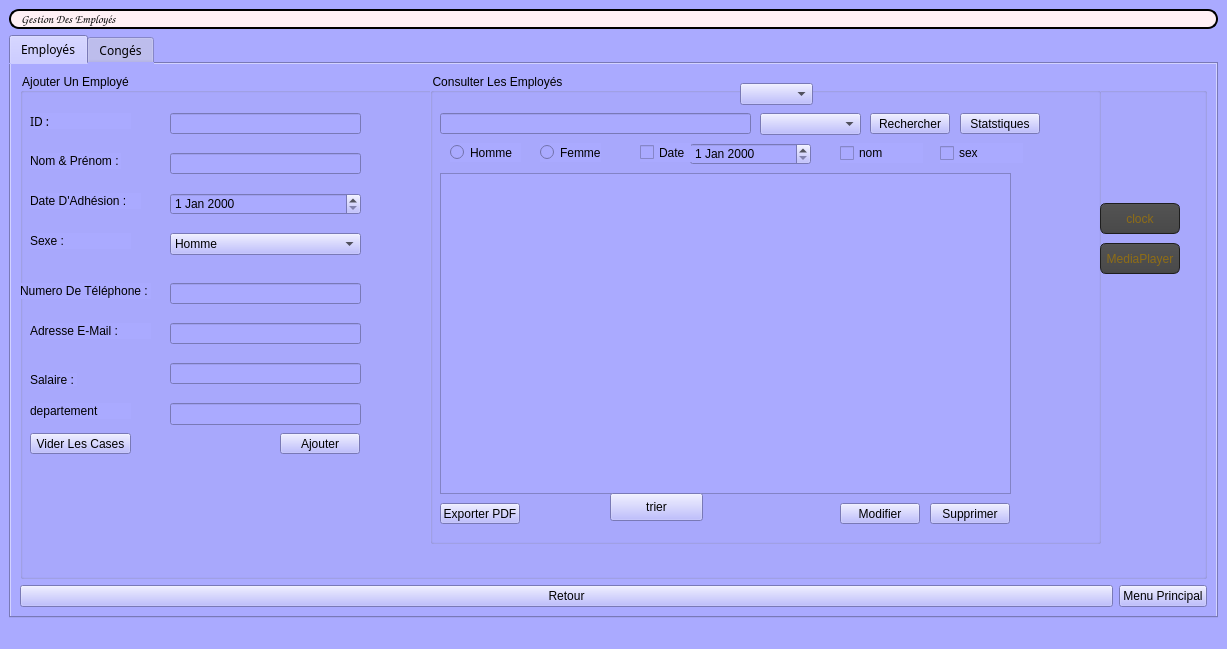
yasminedaly/Smart_Club2A20, file GestionRH.ui: the form before one commit.
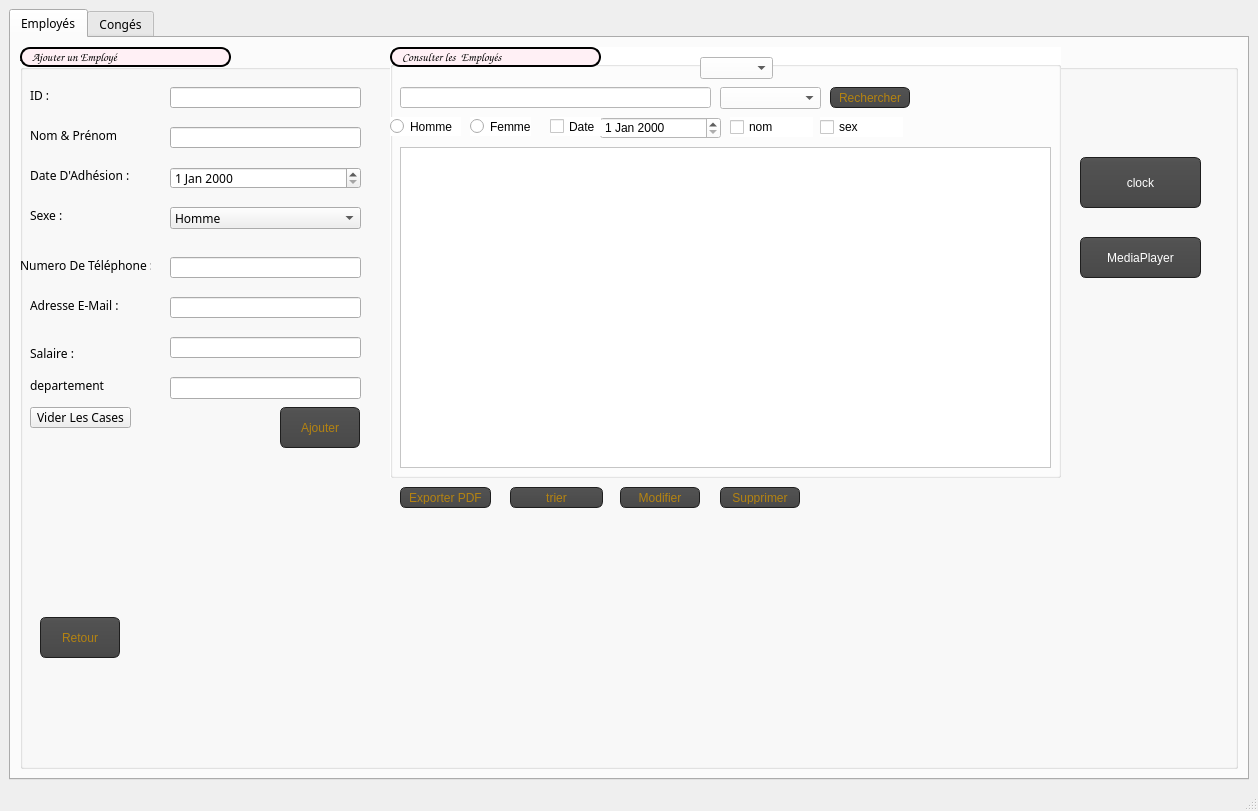
The form after the commit. The open tabs and pages were chosen to show the change. Icons and pictures are not drawn.

The edit to the form file:
```diff
--- a/GestionRH.ui
+++ b/GestionRH.ui
@@ -6,43 +6,20 @@
    <rect>
     <x>0</x>
     <y>0</y>
-    <width>1227</width>
-    <height>649</height>
+    <width>1258</width>
+    <height>811</height>
    </rect>
   </property>
   <property name="windowTitle">
    <string>MainWindow</string>
   </property>
   <property name="styleSheet">
-   <string notr="true">background-color: rgb(0, 0, 0);
-background-color: rgb(170, 170, 255);</string>
+   <string notr="true">background-image: url(C:/Users/DeLL/Desktop/Atelier_Connexion_quizz/backgg.png);
+</string>
   </property>
   <widget class="QWidget" name="centralwidget">
    <layout class="QGridLayout" name="gridLayout">
-    <item row="1" column="0">
-     <widget class="QLabel" name="label">
-      <property name="font">
-       <font>
-        <family>Comic Sans MS</family>
-        <weight>75</weight>
-        <italic>false</italic>
-        <bold>true</bold>
-       </font>
-      </property>
-      <property name="styleSheet">
-       <string notr="true">border: 2px solid black;
-border-radius: 10px;
-padding: 0 8px;
-background: #FFF0F5;
-font: bold, &quot;Comic Sans MS&quot;;;
-text-align:center;</string>
-      </property>
-      <property name="text">
-       <string>Gestion Des Employés</string>
-      </property>
-     </widget>
-    </item>
-    <item row="2" column="0">
+    <item row="0" column="0" rowspan="2">
      <widget class="QTabWidget" name="tabWidget">
       <property name="font">
        <font>
@@ -62,15 +39,8 @@
        <attribute name="title">
         <string>Employés</string>
        </attribute>
-       <layout class="QGridLayout" name="gridLayout_3" columnstretch="1,0">
-        <item row="1" column="1">
-         <widget class="QPushButton" name="pushButtonMenu">
-          <property name="text">
-           <string>Menu Principal</string>
-          </property>
-         </widget>
-        </item>
-        <item row="0" column="0" colspan="2">
+       <layout class="QGridLayout" name="gridLayout_3" columnstretch="0">
+        <item row="1" column="0">
          <widget class="QGroupBox" name="ajout_employe">
           <property name="title">
            <string>Ajouter Un Employé</string>
@@ -265,9 +235,33 @@
              <x>260</x>
              <y>360</y>
              <width>80</width>
-             <height>21</height>
+             <height>41</height>
             </rect>
            </property>
+           <property name="styleSheet">
+            <string notr="true">QPushButton
+{
+    color: #b48311;
+    background-color: QLinearGradient( x1: 0, y1: 0, x2: 0, y2: 1, stop: 0 #565656, stop: 0.1 #525252, stop: 0.5 #4e4e4e, stop: 0.9 #4a4a4a, stop: 1 #464646);
+    border-width: 1px;
+    border-color: #1e1e1e;
+    border-style: solid;
+    border-radius: 6;
+    padding: 3px;
+    font-size: 12px;
+    padding-left: 5px;
+    padding-right: 5px;
+}
+
+QPushButton:pressed
+{
+    background-color: QLinearGradient( x1: 0, y1: 0, x2: 0, y2: 1, stop: 0 #2d2d2d, stop: 0.1 #2b2b2b, stop: 0.5 #292929, stop: 0.9 #282828, stop: 1 #252525);
+}
+QPushButton:hover
+{
+    border: 2px solid QLinearGradient( x1: 0, y1: 0, x2: 0, y2: 1, stop: 0 #ffa02f, stop: 1 #d7801a);
+}</string>
+           </property>
            <property name="text">
             <string>Ajouter</string>
            </property>
@@ -288,12 +282,20 @@
           <widget class="QGroupBox" name="consulter_employe">
            <property name="geometry">
             <rect>
-             <x>410</x>
+             <x>370</x>
              <y>0</y>
              <width>671</width>
-             <height>471</height>
+             <height>431</height>
             </rect>
            </property>
+           <property name="font">
+            <font>
+             <pointsize>6</pointsize>
+            </font>
+           </property>
+           <property name="styleSheet">
+            <string notr="true">background-color: rgb(255, 255, 255);</string>
+           </property>
            <property name="title">
             <string>Consulter Les Employés</string>
            </property>
@@ -316,71 +318,40 @@
               <height>21</height>
              </rect>
             </property>
+            <property name="styleSheet">
+             <string notr="true">QPushButton
+{
+    color: #b48311;
+    background-color: QLinearGradient( x1: 0, y1: 0, x2: 0, y2: 1, stop: 0 #565656, stop: 0.1 #525252, stop: 0.5 #4e4e4e, stop: 0.9 #4a4a4a, stop: 1 #464646);
+    border-width: 1px;
+    border-color: #1e1e1e;
+    border-style: solid;
+    border-radius: 6;
+    padding: 3px;
+    font-size: 12px;
+    padding-left: 5px;
+    padding-right: 5px;
+}
+
+QPushButton:pressed
+{
+    background-color: QLinearGradient( x1: 0, y1: 0, x2: 0, y2: 1, stop: 0 #2d2d2d, stop: 0.1 #2b2b2b, stop: 0.5 #292929, stop: 0.9 #282828, stop: 1 #252525);
+}
+QPushButton:hover
+{
+    border: 2px solid QLinearGradient( x1: 0, y1: 0, x2: 0, y2: 1, stop: 0 #ffa02f, stop: 1 #d7801a);
+}</string>
+            </property>
             <property name="text">
              <string>Rechercher</string>
             </property>
            </widget>
-           <widget class="QPushButton" name="pushButtonStats">
-            <property name="geometry">
-             <rect>
-              <x>530</x>
-              <y>40</y>
-              <width>80</width>
-              <height>21</height>
-             </rect>
-            </property>
-            <property name="text">
-             <string>Statstiques</string>
-            </property>
-           </widget>
-           <widget class="QPushButton" name="pushButtonSupprimer">
-            <property name="geometry">
-             <rect>
-              <x>500</x>
-              <y>430</y>
-              <width>80</width>
-              <height>21</height>
-             </rect>
-            </property>
-            <property name="text">
-             <string>Supprimer</string>
-            </property>
-           </widget>
-           <widget class="QPushButton" name="pushButtonModifier">
-            <property name="geometry">
-             <rect>
-              <x>410</x>
-              <y>430</y>
-              <width>80</width>
-              <height>21</height>
-             </rect>
-            </property>
-            <property name="text">
-             <string>Modifier</string>
-            </property>
-            <property name="checkable">
-             <bool>true</bool>
-            </property>
-           </widget>
-           <widget class="QPushButton" name="pushButtonPDF">
-            <property name="geometry">
-             <rect>
-              <x>10</x>
-              <y>430</y>
-              <width>80</width>
-              <height>21</height>
-             </rect>
-            </property>
-            <property name="text">
-             <string>Exporter PDF</string>
-            </property>
-           </widget>
            <widget class="QTableView" name="tableViewEmploye">
             <property name="geometry">
              <rect>
               <x>10</x>
               <y>100</y>
-              <width>571</width>
+              <width>651</width>
               <height>321</height>
              </rect>
             </property>
@@ -423,7 +394,7 @@
            <widget class="QRadioButton" name="radioButtonHomme">
             <property name="geometry">
              <rect>
-              <x>20</x>
+              <x>0</x>
               <y>70</y>
               <width>71</width>
               <height>19</height>
@@ -436,7 +407,7 @@
            <widget class="QRadioButton" name="radioButtonFemme">
             <property name="geometry">
              <rect>
-              <x>110</x>
+              <x>80</x>
               <y>70</y>
               <width>61</width>
               <height>19</height>
@@ -449,7 +420,7 @@
            <widget class="QDateEdit" name="date_recherche">
             <property name="geometry">
              <rect>
-              <x>260</x>
+              <x>210</x>
               <y>70</y>
               <width>121</width>
               <height>22</height>
@@ -459,7 +430,7 @@
            <widget class="QCheckBox" name="checkBoxDate">
             <property name="geometry">
              <rect>
-              <x>210</x>
+              <x>160</x>
               <y>70</y>
               <width>51</width>
               <height>19</height>
@@ -469,23 +440,10 @@
              <string>Date</string>
             </property>
            </widget>
-           <widget class="QPushButton" name="pushButtonTrier">
-            <property name="geometry">
-             <rect>
-              <x>180</x>
-              <y>420</y>
-              <width>93</width>
-              <height>28</height>
-             </rect>
-            </property>
-            <property name="text">
-             <string>trier</string>
-            </property>
-           </widget>
            <widget class="QCheckBox" name="checkBoxSexe">
             <property name="geometry">
              <rect>
-              <x>510</x>
+              <x>430</x>
               <y>70</y>
               <width>83</width>
               <height>20</height>
@@ -498,7 +456,7 @@
            <widget class="QCheckBox" name="checkBoxNom">
             <property name="geometry">
              <rect>
-              <x>410</x>
+              <x>340</x>
               <y>70</y>
               <width>83</width>
               <height>20</height>
@@ -518,6 +476,35 @@
              </rect>
             </property>
            </widget>
+           <widget class="QLabel" name="label_16">
+            <property name="geometry">
+             <rect>
+              <x>0</x>
+              <y>0</y>
+              <width>211</width>
+              <height>20</height>
+             </rect>
+            </property>
+            <property name="font">
+             <font>
+              <family>Comic Sans MS</family>
+              <weight>75</weight>
+              <italic>false</italic>
+              <bold>true</bold>
+             </font>
+            </property>
+            <property name="styleSheet">
+             <string notr="true">border: 2px solid black;
+border-radius: 10px;
+padding: 0 8px;
+background: #FFF0F5;
+font: bold, &quot;Comic Sans MS&quot;;;
+text-align:center;</string>
+            </property>
+            <property name="text">
+             <string>Consulter les  Employés</string>
+            </property>
+           </widget>
           </widget>
           <widget class="QLabel" name="label_6">
            <property name="geometry">
@@ -542,13 +529,79 @@
             </rect>
            </property>
           </widget>
+          <widget class="QLabel" name="label">
+           <property name="geometry">
+            <rect>
+             <x>0</x>
+             <y>0</y>
+             <width>211</width>
+             <height>20</height>
+            </rect>
+           </property>
+           <property name="font">
+            <font>
+             <family>Comic Sans MS</family>
+             <weight>75</weight>
+             <italic>false</italic>
+             <bold>true</bold>
+            </font>
+           </property>
+           <property name="styleSheet">
+            <string notr="true">border: 2px solid black;
+border-radius: 10px;
+padding: 0 8px;
+background: #FFF0F5;
+font: bold, &quot;Comic Sans MS&quot;;;
+text-align:center;</string>
+           </property>
+           <property name="text">
+            <string>Ajouter un Employé</string>
+           </property>
+          </widget>
+          <widget class="QPushButton" name="ajouter_2">
+           <property name="geometry">
+            <rect>
+             <x>20</x>
+             <y>570</y>
+             <width>80</width>
+             <height>41</height>
+            </rect>
+           </property>
+           <property name="styleSheet">
+            <string notr="true">QPushButton
+{
+    color: #b48311;
+    background-color: QLinearGradient( x1: 0, y1: 0, x2: 0, y2: 1, stop: 0 #565656, stop: 0.1 #525252, stop: 0.5 #4e4e4e, stop: 0.9 #4a4a4a, stop: 1 #464646);
+    border-width: 1px;
+    border-color: #1e1e1e;
+    border-style: solid;
+    border-radius: 6;
+    padding: 3px;
+    font-size: 12px;
+    padding-left: 5px;
+    padding-right: 5px;
+}
+
+QPushButton:pressed
+{
+    background-color: QLinearGradient( x1: 0, y1: 0, x2: 0, y2: 1, stop: 0 #2d2d2d, stop: 0.1 #2b2b2b, stop: 0.5 #292929, stop: 0.9 #282828, stop: 1 #252525);
+}
+QPushButton:hover
+{
+    border: 2px solid QLinearGradient( x1: 0, y1: 0, x2: 0, y2: 1, stop: 0 #ffa02f, stop: 1 #d7801a);
+}</string>
+           </property>
+           <property name="text">
+            <string>Retour</string>
+           </property>
+          </widget>
           <widget class="QPushButton" name="clock">
            <property name="geometry">
             <rect>
-             <x>1080</x>
-             <y>130</y>
-             <width>80</width>
-             <height>31</height>
+             <x>1060</x>
+             <y>110</y>
+             <width>121</width>
+             <height>51</height>
             </rect>
            </property>
            <property name="styleSheet">
@@ -557,7 +610,7 @@
 {
 	
 	background-color: rgb(170, 255, 255);
-color: rgb(143, 109, 21);
+	color: rgb(255, 255, 255);
     background-color: QLinearGradient( x1: 0, y1: 0, x2: 0, y2: 1, stop: 0 #565656, stop: 0.1 #525252, stop: 0.5 #4e4e4e, stop: 0.9 #4a4a4a, stop: 1 #464646);
     border-width: 1px;
     border-color: #1e1e1e;
@@ -582,46 +635,13 @@
             <string>clock</string>
            </property>
           </widget>
-          <widget class="QFrame" name="frame">
-           <property name="geometry">
-            <rect>
-             <x>1050</x>
-             <y>10</y>
-             <width>121</width>
-             <height>111</height>
-            </rect>
-           </property>
-           <property name="styleSheet">
-            <string notr="true">*{
-
-
-background-color: transparent;
-border-image: url(C:/Users/Seif/Desktop/Logo.png);
-
-}
-
-*:hover
-{
-
-background-color: transparent;
-
-
-}</string>
-           </property>
-           <property name="frameShape">
-            <enum>QFrame::StyledPanel</enum>
-           </property>
-           <property name="frameShadow">
-            <enum>QFrame::Raised</enum>
-           </property>
-          </widget>
           <widget class="QPushButton" name="clock_2">
            <property name="geometry">
             <rect>
-             <x>1080</x>
-             <y>170</y>
-             <width>80</width>
-             <height>31</height>
+             <x>1060</x>
+             <y>190</y>
+             <width>121</width>
+             <height>41</height>
             </rect>
            </property>
            <property name="styleSheet">
@@ -630,7 +650,7 @@
 {
 	
 	background-color: rgb(170, 255, 255);
-color: rgb(143, 109, 21);
+	color: rgb(255, 255, 255);
     background-color: QLinearGradient( x1: 0, y1: 0, x2: 0, y2: 1, stop: 0 #565656, stop: 0.1 #525252, stop: 0.5 #4e4e4e, stop: 0.9 #4a4a4a, stop: 1 #464646);
     border-width: 1px;
     border-color: #1e1e1e;
@@ -655,13 +675,157 @@
             <string>MediaPlayer</string>
            </property>
           </widget>
-         </widget>
-        </item>
-        <item row="1" column="0">
-         <widget class="QPushButton" name="pushButtonRetour">
-          <property name="text">
-           <string>Retour</string>
-          </property>
+          <widget class="QPushButton" name="pushButtonTrier">
+           <property name="geometry">
+            <rect>
+             <x>490</x>
+             <y>440</y>
+             <width>93</width>
+             <height>21</height>
+            </rect>
+           </property>
+           <property name="styleSheet">
+            <string notr="true">QPushButton
+{
+    color: #b48311;
+    background-color: QLinearGradient( x1: 0, y1: 0, x2: 0, y2: 1, stop: 0 #565656, stop: 0.1 #525252, stop: 0.5 #4e4e4e, stop: 0.9 #4a4a4a, stop: 1 #464646);
+    border-width: 1px;
+    border-color: #1e1e1e;
+    border-style: solid;
+    border-radius: 6;
+    padding: 3px;
+    font-size: 12px;
+    padding-left: 5px;
+    padding-right: 5px;
+}
+
+QPushButton:pressed
+{
+    background-color: QLinearGradient( x1: 0, y1: 0, x2: 0, y2: 1, stop: 0 #2d2d2d, stop: 0.1 #2b2b2b, stop: 0.5 #292929, stop: 0.9 #282828, stop: 1 #252525);
+}
+QPushButton:hover
+{
+    border: 2px solid QLinearGradient( x1: 0, y1: 0, x2: 0, y2: 1, stop: 0 #ffa02f, stop: 1 #d7801a);
+}</string>
+           </property>
+           <property name="text">
+            <string>trier</string>
+           </property>
+          </widget>
+          <widget class="QPushButton" name="pushButtonPDF">
+           <property name="geometry">
+            <rect>
+             <x>380</x>
+             <y>440</y>
+             <width>91</width>
+             <height>21</height>
+            </rect>
+           </property>
+           <property name="styleSheet">
+            <string notr="true">QPushButton
+{
+    color: #b48311;
+    background-color: QLinearGradient( x1: 0, y1: 0, x2: 0, y2: 1, stop: 0 #565656, stop: 0.1 #525252, stop: 0.5 #4e4e4e, stop: 0.9 #4a4a4a, stop: 1 #464646);
+    border-width: 1px;
+    border-color: #1e1e1e;
+    border-style: solid;
+    border-radius: 6;
+    padding: 3px;
+    font-size: 12px;
+    padding-left: 5px;
+    padding-right: 5px;
+}
+
+QPushButton:pressed
+{
+    background-color: QLinearGradient( x1: 0, y1: 0, x2: 0, y2: 1, stop: 0 #2d2d2d, stop: 0.1 #2b2b2b, stop: 0.5 #292929, stop: 0.9 #282828, stop: 1 #252525);
+}
+QPushButton:hover
+{
+    border: 2px solid QLinearGradient( x1: 0, y1: 0, x2: 0, y2: 1, stop: 0 #ffa02f, stop: 1 #d7801a);
+}</string>
+           </property>
+           <property name="text">
+            <string>Exporter PDF</string>
+           </property>
+          </widget>
+          <widget class="QPushButton" name="pushButtonModifier">
+           <property name="geometry">
+            <rect>
+             <x>600</x>
+             <y>440</y>
+             <width>80</width>
+             <height>21</height>
+            </rect>
+           </property>
+           <property name="styleSheet">
+            <string notr="true">QPushButton
+{
+    color: #b48311;
+    background-color: QLinearGradient( x1: 0, y1: 0, x2: 0, y2: 1, stop: 0 #565656, stop: 0.1 #525252, stop: 0.5 #4e4e4e, stop: 0.9 #4a4a4a, stop: 1 #464646);
+    border-width: 1px;
+    border-color: #1e1e1e;
+    border-style: solid;
+    border-radius: 6;
+    padding: 3px;
+    font-size: 12px;
+    padding-left: 5px;
+    padding-right: 5px;
+}
+
+QPushButton:pressed
+{
+    background-color: QLinearGradient( x1: 0, y1: 0, x2: 0, y2: 1, stop: 0 #2d2d2d, stop: 0.1 #2b2b2b, stop: 0.5 #292929, stop: 0.9 #282828, stop: 1 #252525);
+}
+QPushButton:hover
+{
+    border: 2px solid QLinearGradient( x1: 0, y1: 0, x2: 0, y2: 1, stop: 0 #ffa02f, stop: 1 #d7801a);
+}</string>
+           </property>
+           <property name="text">
+            <string>Modifier</string>
+           </property>
+           <property name="checkable">
+            <bool>true</bool>
+           </property>
+          </widget>
+          <widget class="QPushButton" name="pushButtonSupprimer">
+           <property name="geometry">
+            <rect>
+             <x>700</x>
+             <y>440</y>
+             <width>80</width>
+             <height>21</height>
+            </rect>
+           </property>
+           <property name="styleSheet">
+            <string notr="true">QPushButton
+{
+    color: #b48311;
+    background-color: QLinearGradient( x1: 0, y1: 0, x2: 0, y2: 1, stop: 0 #565656, stop: 0.1 #525252, stop: 0.5 #4e4e4e, stop: 0.9 #4a4a4a, stop: 1 #464646);
+    border-width: 1px;
+    border-color: #1e1e1e;
+    border-style: solid;
+    border-radius: 6;
+    padding: 3px;
+    font-size: 12px;
+    padding-left: 5px;
+    padding-right: 5px;
+}
+
+QPushButton:pressed
+{
+    background-color: QLinearGradient( x1: 0, y1: 0, x2: 0, y2: 1, stop: 0 #2d2d2d, stop: 0.1 #2b2b2b, stop: 0.5 #292929, stop: 0.9 #282828, stop: 1 #252525);
+}
+QPushButton:hover
+{
+    border: 2px solid QLinearGradient( x1: 0, y1: 0, x2: 0, y2: 1, stop: 0 #ffa02f, stop: 1 #d7801a);
+}</string>
+           </property>
+           <property name="text">
+            <string>Supprimer</string>
+           </property>
+          </widget>
          </widget>
         </item>
        </layout>
```
Left out of the diff: 372 changed lines with no effect on the pictures.
